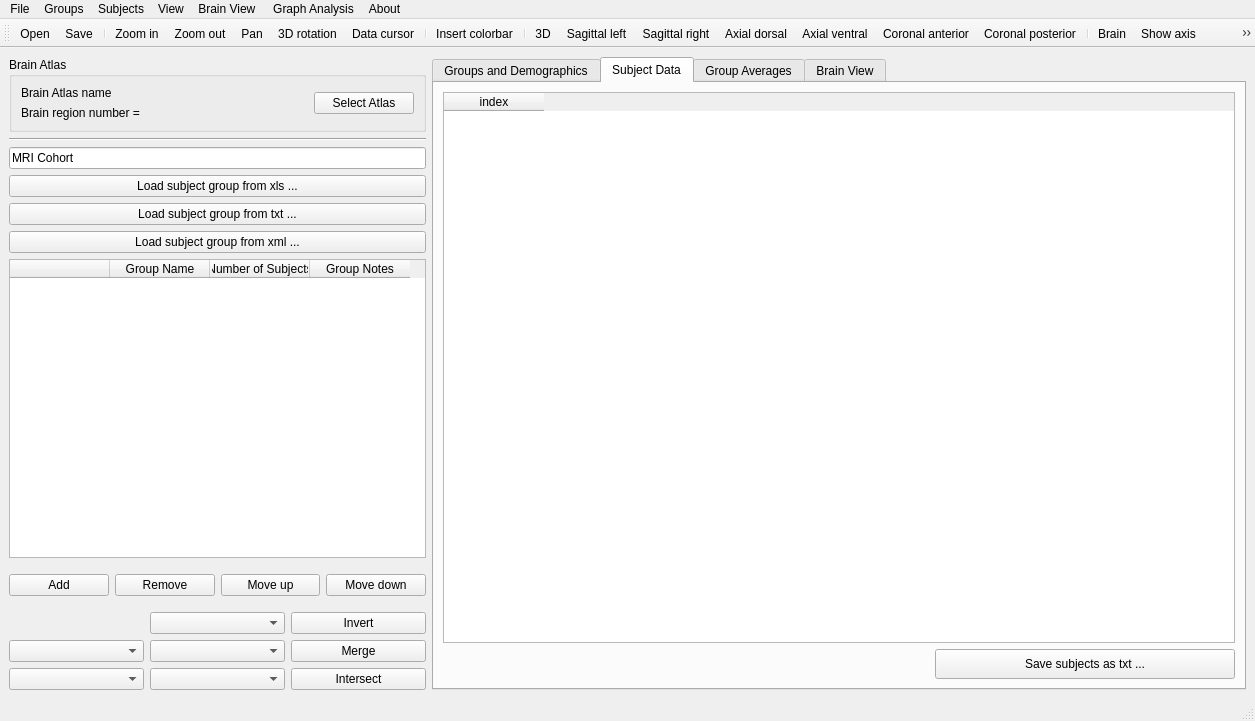
The window that braphy/gui/ui_files/cohort_editor.ui (softmatterlab/Braph-2.0-Python) describes before a commit, drawn with Qt 5.
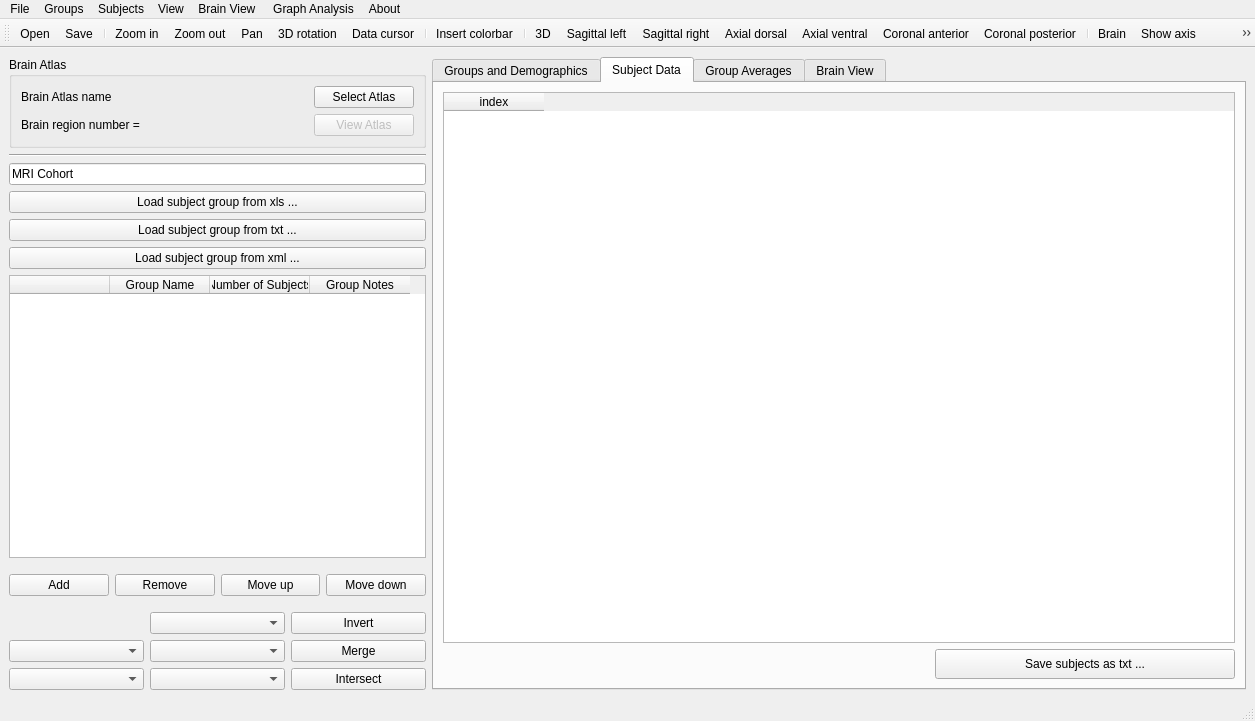
The same window after the commit. Icons and pictures are not drawn. Custom widgets are drawn as their Qt base class.

Commit message: Update cohort widgets on loading atlas

Diff of the .ui file:
```diff
--- a/braphy/gui/ui_files/cohort_editor.ui
+++ b/braphy/gui/ui_files/cohort_editor.ui
@@ -43,7 +43,7 @@
            <item>
             <layout class="QVBoxLayout" name="verticalLayout_4">
              <property name="rightMargin">
-              <number>10</number>
+              <number>100</number>
              </property>
              <item>
               <widget class="QLabel" name="labelAtlasName">
@@ -62,7 +62,9 @@
             </layout>
            </item>
            <item>
-            <widget class="QPushButton" name="btnAtlas">
+            <layout class="QVBoxLayout" name="verticalLayout_5">
+             <item>
+              <widget class="QPushButton" name="btnSelectAtlas">
              <property name="sizePolicy">
               <sizepolicy hsizetype="Maximum" vsizetype="Maximum">
                <horstretch>0</horstretch>
@@ -79,6 +81,30 @@
               <string>Select Atlas</string>
              </property>
             </widget>
+             </item>
+             <item>
+              <widget class="QPushButton" name="btnViewAtlas">
+               <property name="enabled">
+                <bool>false</bool>
+               </property>
+               <property name="sizePolicy">
+                <sizepolicy hsizetype="Maximum" vsizetype="Maximum">
+                 <horstretch>0</horstretch>
+                 <verstretch>0</verstretch>
+                </sizepolicy>
+               </property>
+               <property name="maximumSize">
+                <size>
+                 <width>100</width>
+                 <height>16777215</height>
+                </size>
+               </property>
+               <property name="text">
+                <string>View Atlas</string>
+               </property>
+              </widget>
+             </item>
+            </layout>
            </item>
           </layout>
          </widget>
```
Lines whose indentation alone changed are shown as unchanged. The commit also changes 1 other file.
